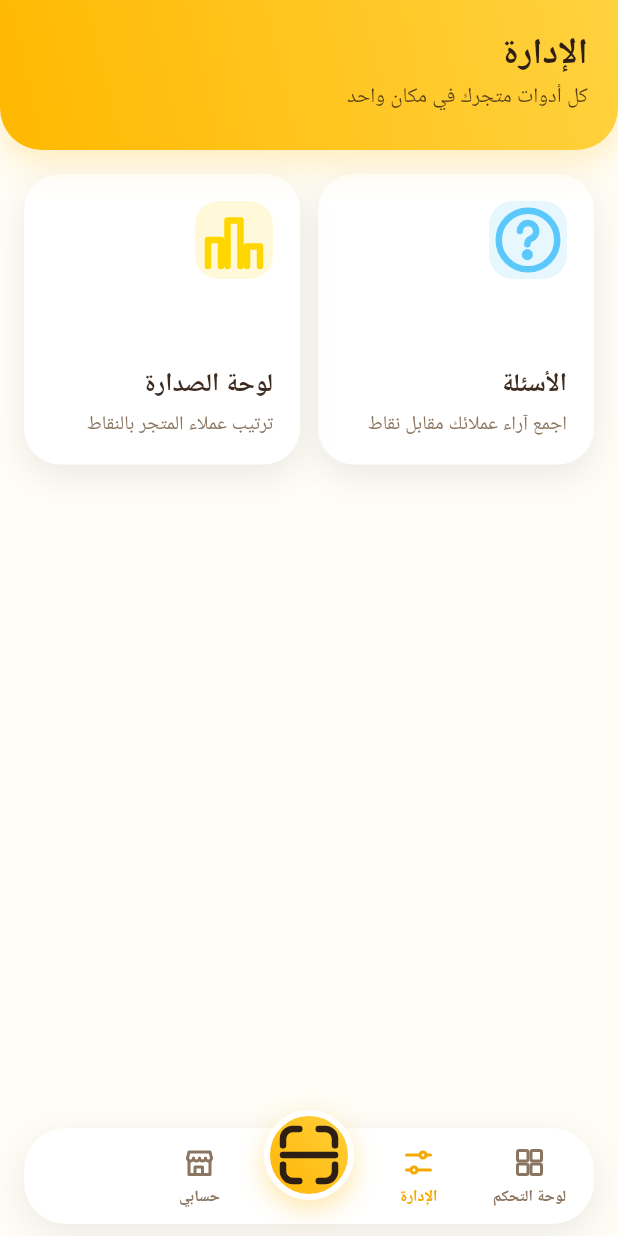
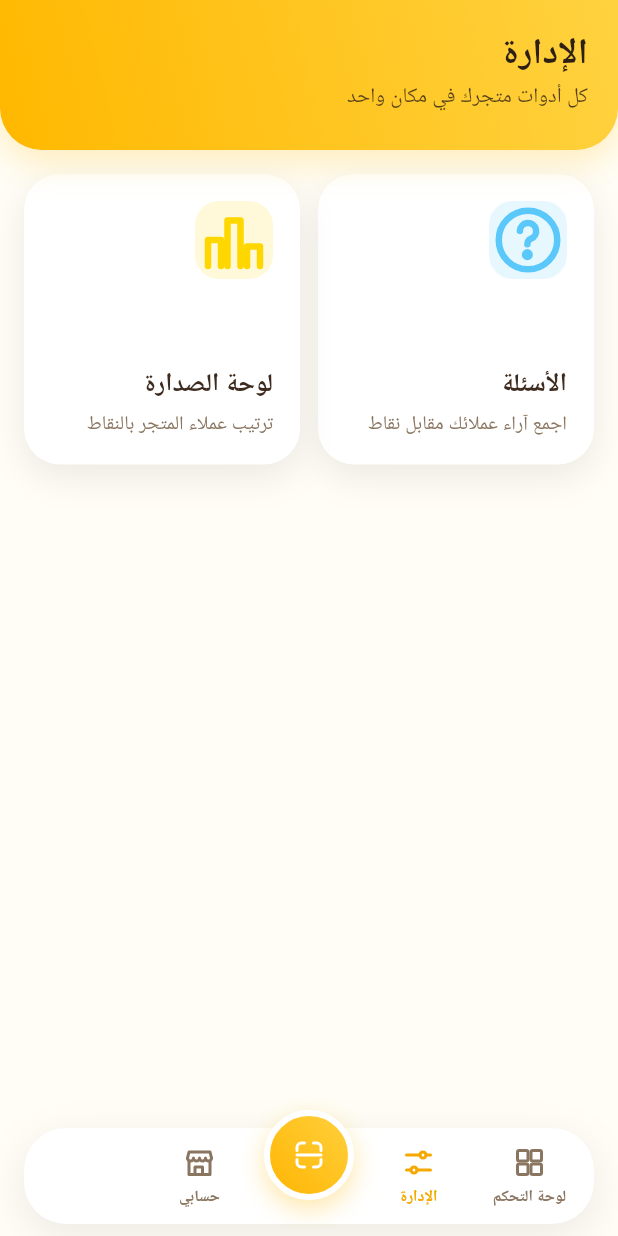
Before and after one commit to ammarnabileg/start, a Flutter app: the MerchantShell screen opened directly, item 3 of the bottom bar chosen, on a phone screen of 412 x 824 dp. Run offline on Flutter 3.47's test engine with Material 3 defaults, Android fonts, the phone set to English and light mode, and no system bars; drawn by our look-alikes of flutter_animate; our stand-ins replace cached_network_image, firebase_core, firebase_messaging, fl_chart, flutter_image_compress, flutter_local_notifications and 11 more; missing offline and left inert: geofence_service, mobile_scanner, screen_brightness; accounts and stored records are empty; network calls fail; Roboto replaces fonts that are missing (Tajawal); project files that could hold a hidden picture were left out.

Commit message:
Refine prominent nav button: smaller, centered, white scan icon
Center the icon in the prominent button and reduce it 28->24 for comfortable
padding inside the circle; switch its color from dark onPrimary to white so it
no longer looks harsh on the gold button.

```diff
--- a/loyalty-platform/packages/loyalty_core/lib/src/widgets/app_bottom_nav.dart
+++ b/loyalty-platform/packages/loyalty_core/lib/src/widgets/app_bottom_nav.dart
@@ -180,6 +180,7 @@ class _ProminentButton extends StatelessWidget {
         curve: Curves.easeOutBack,
         height: 60,
         width: 60,
+        alignment: Alignment.center,
         decoration: BoxDecoration(
           gradient: AppColors.buttonGradient,
           shape: BoxShape.circle,
@@ -193,7 +194,7 @@ class _ProminentButton extends StatelessWidget {
           ],
         ),
         child: AppIcon(item.activeIcon ?? item.icon,
-            color: AppColors.onPrimary, size: 28),
+            color: Colors.white, size: 24),
       ),
     );
   }
```
